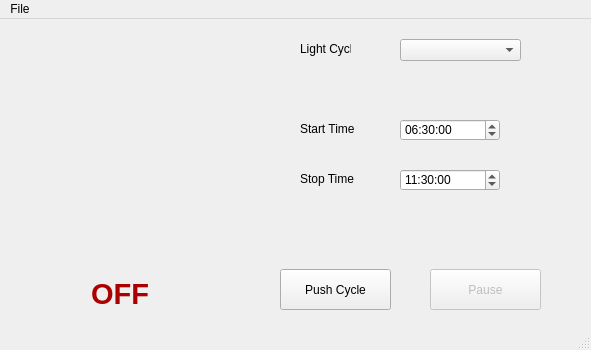
This is com/project/ProjectGrow/ProjectGrow/mainwindow.ui in DylanIlsley/VulkanTut as Qt 5 draws it before an edit. The edited form follows.
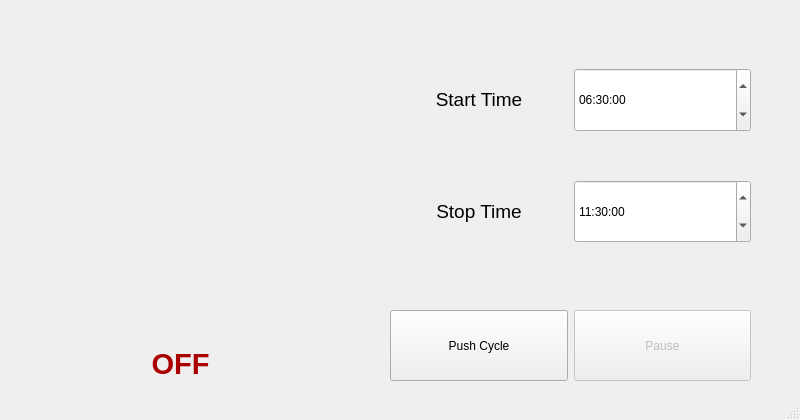
This is the edited form. Custom widgets are drawn as their Qt base class.

Diff of the .ui file:
```diff
--- a/com/project/ProjectGrow/ProjectGrow/mainwindow.ui
+++ b/com/project/ProjectGrow/ProjectGrow/mainwindow.ui
@@ -6,8 +6,8 @@
    <rect>
     <x>0</x>
     <y>0</y>
-    <width>591</width>
-    <height>350</height>
+    <width>800</width>
+    <height>420</height>
    </rect>
   </property>
   <property name="windowTitle">
@@ -20,185 +20,183 @@
    <string notr="true"/>
   </property>
   <widget class="QWidget" name="centralwidget">
-   <widget class="QTimeEdit" name="StartTime">
+   <widget class="QWidget" name="horizontalLayoutWidget">
     <property name="geometry">
      <rect>
-      <x>400</x>
-      <y>100</y>
-      <width>100</width>
-      <height>22</height>
+      <x>390</x>
+      <y>310</y>
+      <width>361</width>
+      <height>71</height>
      </rect>
     </property>
-    <property name="date">
-     <date>
-      <year>2021</year>
-      <month>4</month>
-      <day>14</day>
-     </date>
-    </property>
-    <property name="calendarPopup">
-     <bool>true</bool>
-    </property>
-    <property name="time">
-     <time>
-      <hour>6</hour>
-      <minute>30</minute>
-      <second>0</second>
-     </time>
-    </property>
+    <layout class="QHBoxLayout" name="horizontalLayout">
+     <property name="spacing">
+      <number>6</number>
+     </property>
+     <property name="sizeConstraint">
+      <enum>QLayout::SetDefaultConstraint</enum>
+     </property>
+     <property name="rightMargin">
+      <number>0</number>
+     </property>
+     <item>
+      <widget class="QPushButton" name="pushCycleButton">
+       <property name="enabled">
+        <bool>true</bool>
+       </property>
+       <property name="sizePolicy">
+        <sizepolicy hsizetype="Minimum" vsizetype="Expanding">
+         <horstretch>0</horstretch>
+         <verstretch>5</verstretch>
+        </sizepolicy>
+       </property>
+       <property name="text">
+        <string>Push Cycle</string>
+       </property>
+       <property name="flat">
+        <bool>false</bool>
+       </property>
+      </widget>
+     </item>
+     <item>
+      <widget class="QPushButton" name="pushButton_2">
+       <property name="enabled">
+        <bool>false</bool>
+       </property>
+       <property name="sizePolicy">
+        <sizepolicy hsizetype="Minimum" vsizetype="Expanding">
+         <horstretch>0</horstretch>
+         <verstretch>0</verstretch>
+        </sizepolicy>
+       </property>
+       <property name="text">
+        <string>Pause</string>
+       </property>
+      </widget>
+     </item>
+    </layout>
    </widget>
-   <widget class="QTimeEdit" name="StopTime">
-    <property name="geometry">
-     <rect>
-      <x>400</x>
-      <y>150</y>
-      <width>100</width>
-      <height>22</height>
-     </rect>
-    </property>
-    <property name="time">
-     <time>
-      <hour>11</hour>
-      <minute>30</minute>
-      <second>0</second>
-     </time>
-    </property>
-   </widget>
-   <widget class="QLabel" name="label_2">
-    <property name="geometry">
-     <rect>
-      <x>300</x>
-      <y>100</y>
-      <width>70</width>
-      <height>20</height>
-     </rect>
-    </property>
-    <property name="text">
-     <string>Start Time</string>
-    </property>
-   </widget>
-   <widget class="QLabel" name="label_3">
-    <property name="geometry">
-     <rect>
-      <x>300</x>
-      <y>150</y>
-      <width>70</width>
-      <height>20</height>
-     </rect>
-    </property>
-    <property name="text">
-     <string>Stop Time</string>
-    </property>
-   </widget>
-   <widget class="QLabel" name="label_4">
-    <property name="geometry">
-     <rect>
-      <x>80</x>
-      <y>250</y>
-      <width>80</width>
-      <height>50</height>
-     </rect>
-    </property>
-    <property name="autoFillBackground">
-     <bool>true</bool>
-    </property>
-    <property name="text">
-     <string>&lt;html&gt;&lt;head/&gt;&lt;body&gt;&lt;p&gt;&lt;span style=&quot; font-size:22pt; font-weight:600; color:#aa0000;&quot;&gt;OFF&lt;/span&gt;&lt;/p&gt;&lt;/body&gt;&lt;/html&gt;</string>
-    </property>
-    <property name="alignment">
-     <set>Qt::AlignCenter</set>
-    </property>
-   </widget>
-   <widget class="QPushButton" name="pushCycleButton">
-    <property name="enabled">
-     <bool>true</bool>
-    </property>
-    <property name="geometry">
-     <rect>
-      <x>280</x>
-      <y>250</y>
-      <width>111</width>
-      <height>41</height>
-     </rect>
-    </property>
-    <property name="text">
-     <string>Push Cycle</string>
-    </property>
-    <property name="flat">
-     <bool>false</bool>
-    </property>
-   </widget>
-   <widget class="QComboBox" name="comboBox">
-    <property name="geometry">
-     <rect>
-      <x>400</x>
-      <y>20</y>
-      <width>121</width>
-      <height>22</height>
-     </rect>
-    </property>
-   </widget>
-   <widget class="QLabel" name="label_5">
-    <property name="geometry">
-     <rect>
-      <x>300</x>
-      <y>20</y>
-      <width>51</width>
-      <height>20</height>
-     </rect>
-    </property>
-    <property name="text">
-     <string>Light Cycle</string>
-    </property>
-   </widget>
-   <widget class="AnalogClock" name="widgetAnalogClock" native="true">
+   <widget class="QWidget" name="gridLayoutWidget">
     <property name="geometry">
      <rect>
       <x>20</x>
-      <y>10</y>
-      <width>200</width>
-      <height>200</height>
+      <y>20</y>
+      <width>321</width>
+      <height>361</height>
      </rect>
     </property>
+    <layout class="QGridLayout" name="gridLayout_2">
+     <item row="0" column="0">
+      <widget class="AnalogClock" name="widgetAnalogClock" native="true">
+       <property name="sizePolicy">
+        <sizepolicy hsizetype="Preferred" vsizetype="Preferred">
+         <horstretch>0</horstretch>
+         <verstretch>5</verstretch>
+        </sizepolicy>
+       </property>
+      </widget>
+     </item>
+     <item row="1" column="0">
+      <widget class="QLabel" name="LightStatus">
+       <property name="autoFillBackground">
+        <bool>false</bool>
+       </property>
+       <property name="text">
+        <string>&lt;html&gt;&lt;head/&gt;&lt;body&gt;&lt;p&gt;&lt;span style=&quot; font-size:22pt; font-weight:600; color:#aa0000;&quot;&gt;OFF&lt;/span&gt;&lt;/p&gt;&lt;/body&gt;&lt;/html&gt;</string>
+       </property>
+       <property name="alignment">
+        <set>Qt::AlignCenter</set>
+       </property>
+      </widget>
+     </item>
+    </layout>
    </widget>
-   <widget class="QPushButton" name="pushButton_2">
-    <property name="enabled">
-     <bool>false</bool>
-    </property>
+   <widget class="QWidget" name="">
     <property name="geometry">
      <rect>
-      <x>430</x>
-      <y>250</y>
-      <width>111</width>
-      <height>41</height>
+      <x>390</x>
+      <y>20</y>
+      <width>361</width>
+      <height>271</height>
      </rect>
     </property>
-    <property name="text">
-     <string>Pause</string>
-    </property>
+    <layout class="QGridLayout" name="gridLayout">
+     <property name="topMargin">
+      <number>48</number>
+     </property>
+     <property name="bottomMargin">
+      <number>48</number>
+     </property>
+     <property name="verticalSpacing">
+      <number>48</number>
+     </property>
+     <item row="1" column="0">
+      <widget class="QLabel" name="label_3">
+       <property name="text">
+        <string>&lt;html&gt;&lt;head/&gt;&lt;body&gt;&lt;p align=&quot;center&quot;&gt;&lt;span style=&quot; font-size:14pt;&quot;&gt;Stop Time&lt;/span&gt;&lt;/p&gt;&lt;/body&gt;&lt;/html&gt;</string>
+       </property>
+      </widget>
+     </item>
+     <item row="1" column="1">
+      <widget class="QTimeEdit" name="StopTime">
+       <property name="sizePolicy">
+        <sizepolicy hsizetype="Minimum" vsizetype="Preferred">
+         <horstretch>0</horstretch>
+         <verstretch>0</verstretch>
+        </sizepolicy>
+       </property>
+       <property name="buttonSymbols">
+        <enum>QAbstractSpinBox::UpDownArrows</enum>
+       </property>
+       <property name="time">
+        <time>
+         <hour>11</hour>
+         <minute>30</minute>
+         <second>0</second>
+        </time>
+       </property>
+      </widget>
+     </item>
+     <item row="0" column="0">
+      <widget class="QLabel" name="label_2">
+       <property name="text">
+        <string>&lt;html&gt;&lt;head/&gt;&lt;body&gt;&lt;p align=&quot;center&quot;&gt;&lt;span style=&quot; font-size:14pt;&quot;&gt;Start Time&lt;/span&gt;&lt;/p&gt;&lt;/body&gt;&lt;/html&gt;</string>
+       </property>
+      </widget>
+     </item>
+     <item row="0" column="1">
+      <widget class="QTimeEdit" name="StartTime">
+       <property name="sizePolicy">
+        <sizepolicy hsizetype="Minimum" vsizetype="Preferred">
+         <horstretch>0</horstretch>
+         <verstretch>0</verstretch>
+        </sizepolicy>
+       </property>
+       <property name="buttonSymbols">
+        <enum>QAbstractSpinBox::UpDownArrows</enum>
+       </property>
+       <property name="date">
+        <date>
+         <year>2021</year>
+         <month>4</month>
+         <day>14</day>
+        </date>
+       </property>
+       <property name="calendarPopup">
+        <bool>true</bool>
+       </property>
+       <property name="time">
+        <time>
+         <hour>6</hour>
+         <minute>30</minute>
+         <second>0</second>
+        </time>
+       </property>
+      </widget>
+     </item>
+    </layout>
    </widget>
   </widget>
-  <widget class="QMenuBar" name="menubar">
-   <property name="geometry">
-    <rect>
-     <x>0</x>
-     <y>0</y>
-     <width>591</width>
-     <height>21</height>
-    </rect>
-   </property>
-   <widget class="QMenu" name="menuFile">
-    <property name="title">
-     <string>File</string>
-    </property>
-    <addaction name="actionExit"/>
-    <addaction name="actionOpen_Cycle"/>
-    <addaction name="actionExit_2"/>
-    <addaction name="actionSave_Cycle_As"/>
-    <addaction name="actionExit_3"/>
-   </widget>
-   <addaction name="menuFile"/>
-  </widget>
   <widget class="QStatusBar" name="statusbar"/>
   <action name="actionExit">
    <property name="text">
```
